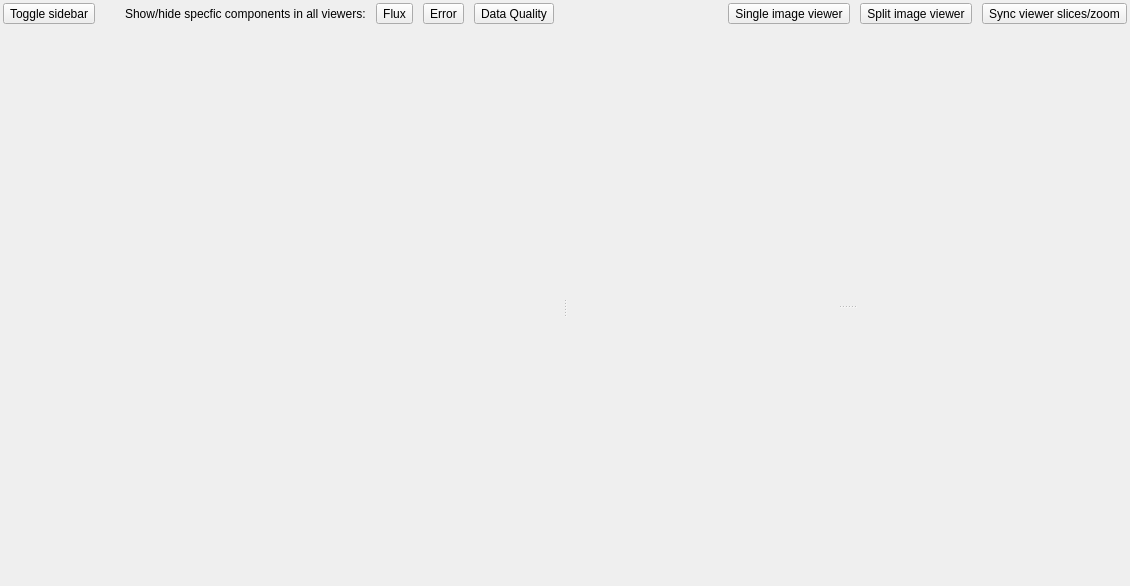
This is cubeviz/layout.ui in spacetelescope/cubeviz as Qt 5 draws it before an edit. The edited form follows.
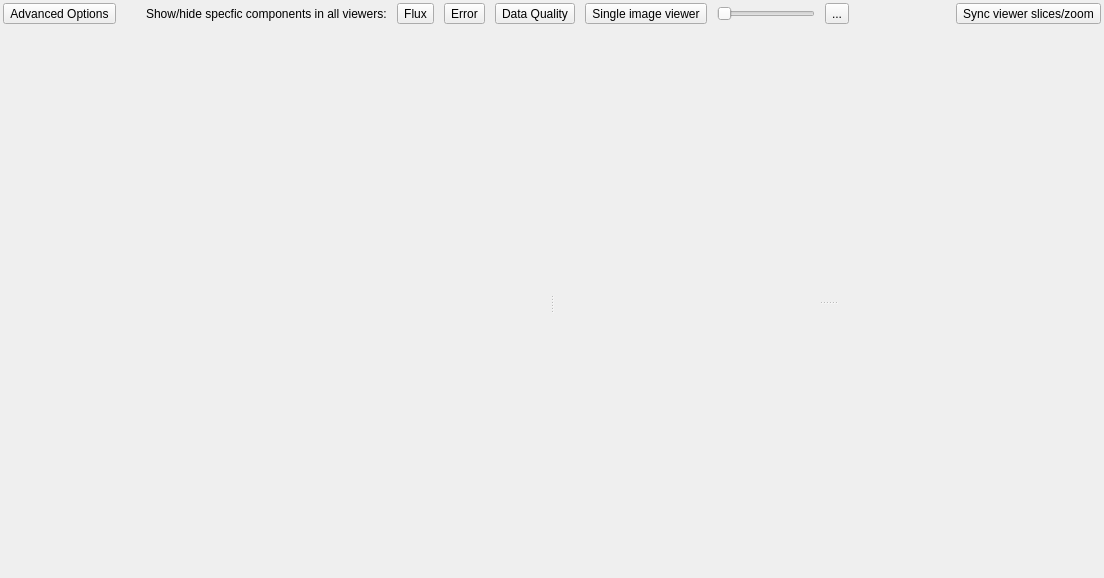
This is the edited form.

Commit message: Add basic slider to main CubeViz UI

```diff
--- a/cubeviz/layout.ui
+++ b/cubeviz/layout.ui
@@ -6,8 +6,8 @@
    <rect>
     <x>0</x>
     <y>0</y>
-    <width>1130</width>
-    <height>586</height>
+    <width>1104</width>
+    <height>578</height>
    </rect>
   </property>
   <property name="windowTitle">
@@ -34,7 +34,7 @@
      <item>
       <widget class="QToolButton" name="button_toggle_sidebar">
        <property name="text">
-        <string>Toggle sidebar</string>
+        <string>Advanced Options</string>
        </property>
       </widget>
      </item>
@@ -91,19 +91,6 @@
        </property>
       </widget>
      </item>
-     <item>
-      <spacer name="horizontalSpacer">
-       <property name="orientation">
-        <enum>Qt::Horizontal</enum>
-       </property>
-       <property name="sizeHint" stdset="0">
-        <size>
-         <width>40</width>
-         <height>20</height>
-        </size>
-       </property>
-      </spacer>
-     </item>
      <item>
       <widget class="QToolButton" name="button_single_image">
        <property name="text">
@@ -111,13 +98,33 @@
        </property>
       </widget>
      </item>
+     <item>
+      <widget class="QSlider" name="value_slice">
+       <property name="orientation">
+        <enum>Qt::Horizontal</enum>
+       </property>
+      </widget>
+     </item>
      <item>
       <widget class="QToolButton" name="button_split_image">
        <property name="text">
-        <string>Split image viewer</string>
+        <string>...</string>
        </property>
       </widget>
      </item>
+     <item>
+      <spacer name="horizontalSpacer">
+       <property name="orientation">
+        <enum>Qt::Horizontal</enum>
+       </property>
+       <property name="sizeHint" stdset="0">
+        <size>
+         <width>40</width>
+         <height>20</height>
+        </size>
+       </property>
+      </spacer>
+     </item>
      <item>
       <widget class="QToolButton" name="bool_sync">
        <property name="text">
```
The commit also changes 1 other file.
